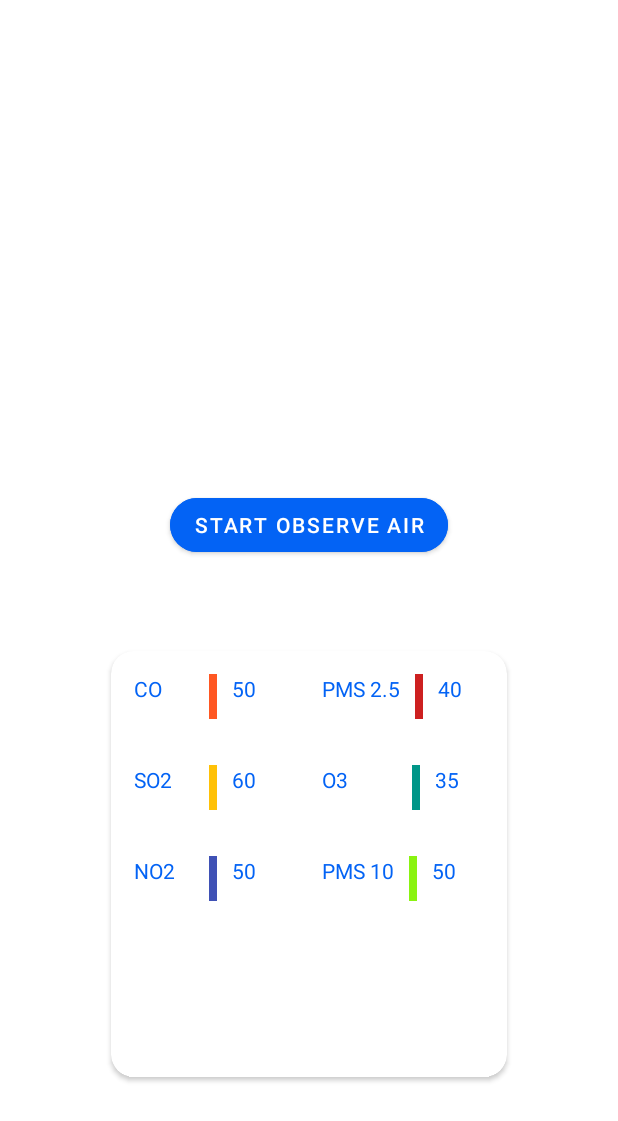
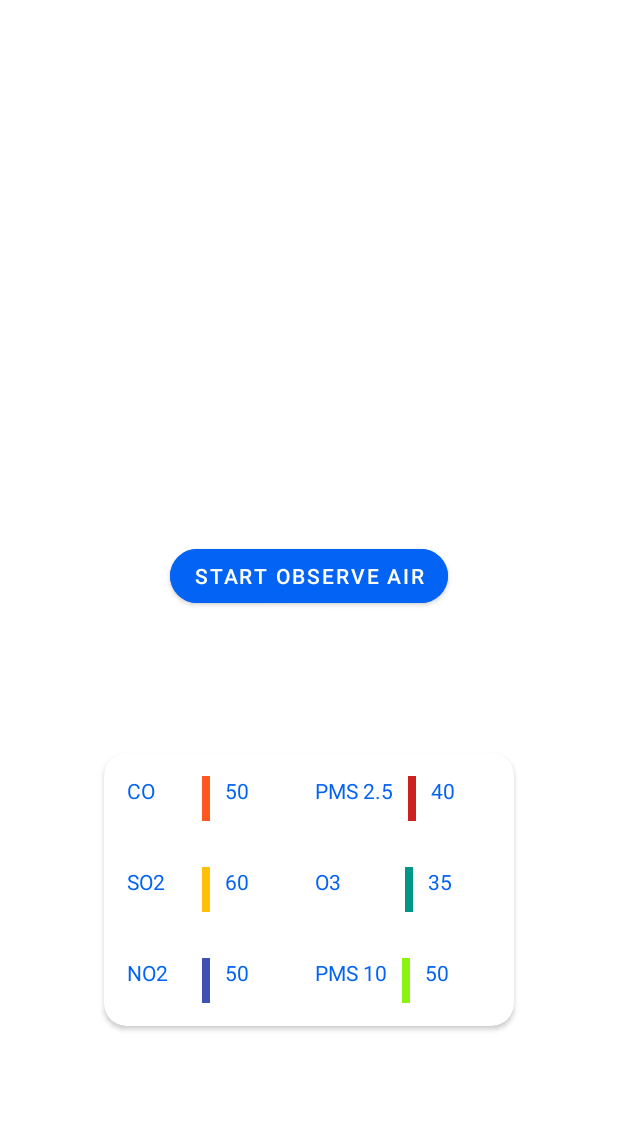
Before and after one commit to EslamHamouda/Air-observer, an Android app: the layout home_screen.xml on its own in the app's theme, with its tools: preview values and no code run, on a phone screen of 412 x 824 dp. Shown: the top 1121 px of the screen. Run offline under Robolectric (Android 15) with nearby library versions, the phone set to English and light mode, and no system bars.

Commit message:
last update

```diff
--- a/app/src/main/res/layout/home_screen.xml
+++ b/app/src/main/res/layout/home_screen.xml
@@ -1,5 +1,6 @@
 <?xml version="1.0" encoding="utf-8"?>
-<androidx.constraintlayout.widget.ConstraintLayout xmlns:android="http://schemas.android.com/apk/res/android"
+<androidx.constraintlayout.widget.ConstraintLayout
+    xmlns:android="http://schemas.android.com/apk/res/android"
     xmlns:app="http://schemas.android.com/apk/res-auto"
     xmlns:tools="http://schemas.android.com/tools"
     android:layout_width="match_parent"
@@ -23,8 +24,8 @@
 
     <androidx.cardview.widget.CardView
         android:id="@+id/cardView"
-        android:layout_width="264dp"
-        android:layout_height="0dp"
+        android:layout_width="wrap_content"
+        android:layout_height="wrap_content"
         android:layout_marginBottom="106dp"
         android:orientation="vertical"
         app:cardCornerRadius="15dp"
@@ -35,8 +36,8 @@
         tools:ignore="MissingConstraints">
 
         <LinearLayout
-            android:layout_width="match_parent"
-            android:layout_height="match_parent"
+            android:layout_width="wrap_content"
+            android:layout_height="wrap_content"
             android:orientation="vertical">
 
             <LinearLayout
```
